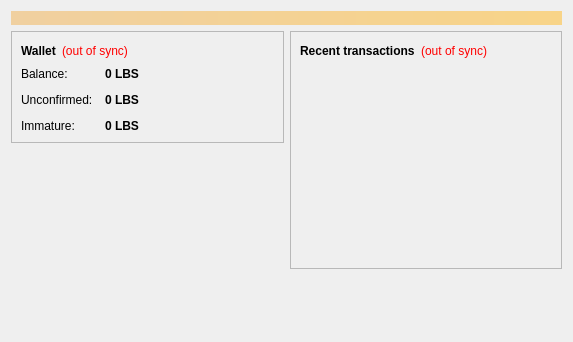
Above: src/qt/forms/overviewpage.ui from liteblocks-project/liteblocks before the change. Below: the same form after it.
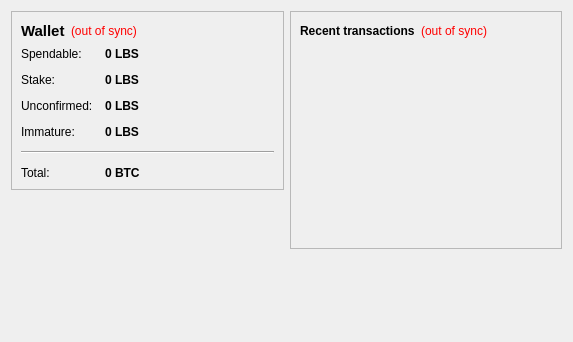
That is the form after the change.

The edit to the form file:
```diff
--- a/src/qt/forms/overviewpage.ui
+++ b/src/qt/forms/overviewpage.ui
@@ -13,24 +13,6 @@
   <property name="windowTitle">
    <string>Form</string>
   </property>
-  <layout class="QVBoxLayout" name="topLayout">
-   <item>
-    <widget class="QLabel" name="labelAlerts">
-     <property name="visible">
-      <bool>false</bool>
-     </property>
-     <property name="styleSheet">
-      <string notr="true">background-color: qlineargradient(x1: 0, y1: 0, x2: 1, y2: 0, stop:0 #F0D0A0, stop:1 #F8D488); color:#000000;</string>
-     </property>
-     <property name="wordWrap">
-      <bool>true</bool>
-     </property>
-     <property name="margin">
-      <number>3</number>
-     </property>
-    </widget>
-   </item>
-   <item>
     <layout class="QHBoxLayout" name="horizontalLayout" stretch="1,1">
      <item>
       <layout class="QVBoxLayout" name="verticalLayout_2">
@@ -49,6 +31,7 @@
              <widget class="QLabel" name="label_5">
               <property name="font">
                <font>
+              <pointsize>11</pointsize>
                 <weight>75</weight>
                 <bold>true</bold>
                </font>
@@ -103,7 +86,7 @@
             <item row="0" column="0">
              <widget class="QLabel" name="label">
               <property name="text">
-               <string>Balance:</string>
+             <string>Spendable:</string>
               </property>
              </widget>
             </item>
@@ -119,7 +102,7 @@
                <cursorShape>IBeamCursor</cursorShape>
               </property>
               <property name="toolTip">
-               <string>Your current balance</string>
+             <string>Your current spendable balance</string>
               </property>
               <property name="text">
                <string notr="true">0 LBS</string>
@@ -130,13 +113,42 @@
              </widget>
             </item>
             <item row="1" column="0">
+           <widget class="QLabel" name="label_6">
+            <property name="text">
+             <string>Stake:</string>
+            </property>
+           </widget>
+          </item>
+          <item row="1" column="1">
+           <widget class="QLabel" name="labelStake">
+            <property name="font">
+             <font>
+              <weight>75</weight>
+              <bold>true</bold>
+             </font>
+            </property>
+            <property name="cursor">
+             <cursorShape>IBeamCursor</cursorShape>
+            </property>
+            <property name="toolTip">
+             <string>Total of coins that was staked, and do not yet count toward the current balance</string>
+            </property>
+            <property name="text">
+             <string notr="true">0 LBS</string>
+            </property>
+            <property name="textInteractionFlags">
+             <set>Qt::LinksAccessibleByMouse|Qt::TextSelectableByKeyboard|Qt::TextSelectableByMouse</set>
+            </property>
+           </widget>
+          </item>
+          <item row="2" column="0">
              <widget class="QLabel" name="label_3">
               <property name="text">
                <string>Unconfirmed:</string>
               </property>
              </widget>
             </item>
-            <item row="1" column="1">
+          <item row="2" column="1">
              <widget class="QLabel" name="labelUnconfirmed">
               <property name="font">
                <font>
@@ -158,14 +170,14 @@
               </property>
              </widget>
             </item>
-            <item row="2" column="0">
+          <item row="3" column="0">
              <widget class="QLabel" name="labelImmatureText">
               <property name="text">
                <string>Immature:</string>
               </property>
              </widget>
             </item>
-            <item row="2" column="1">
+          <item row="3" column="1">
              <widget class="QLabel" name="labelImmature">
               <property name="font">
                <font>
@@ -184,6 +196,42 @@
               </property>
              </widget>
             </item>
+          <item row="4" column="0" colspan="2">
+           <widget class="Line" name="line">
+            <property name="orientation">
+             <enum>Qt::Horizontal</enum>
+            </property>
+           </widget>
+          </item>
+          <item row="5" column="0">
+           <widget class="QLabel" name="labelTotalText">
+            <property name="text">
+             <string>Total:</string>
+            </property>
+           </widget>
+          </item>
+          <item row="5" column="1">
+           <widget class="QLabel" name="labelTotal">
+            <property name="font">
+             <font>
+              <weight>75</weight>
+              <bold>true</bold>
+             </font>
+            </property>
+            <property name="cursor">
+             <cursorShape>IBeamCursor</cursorShape>
+            </property>
+            <property name="toolTip">
+             <string>Your current total balance</string>
+            </property>
+            <property name="text">
+             <string notr="true">0 BTC</string>
+            </property>
+            <property name="textInteractionFlags">
+             <set>Qt::LinksAccessibleByMouse|Qt::TextSelectableByKeyboard|Qt::TextSelectableByMouse</set>
+            </property>
+           </widget>
+          </item>
            </layout>
           </item>
          </layout>
@@ -289,8 +337,6 @@
           </size>
          </property>
         </spacer>
-       </item>
-      </layout>
      </item>
     </layout>
    </item>
```
Lines whose indentation alone changed are shown as unchanged.
